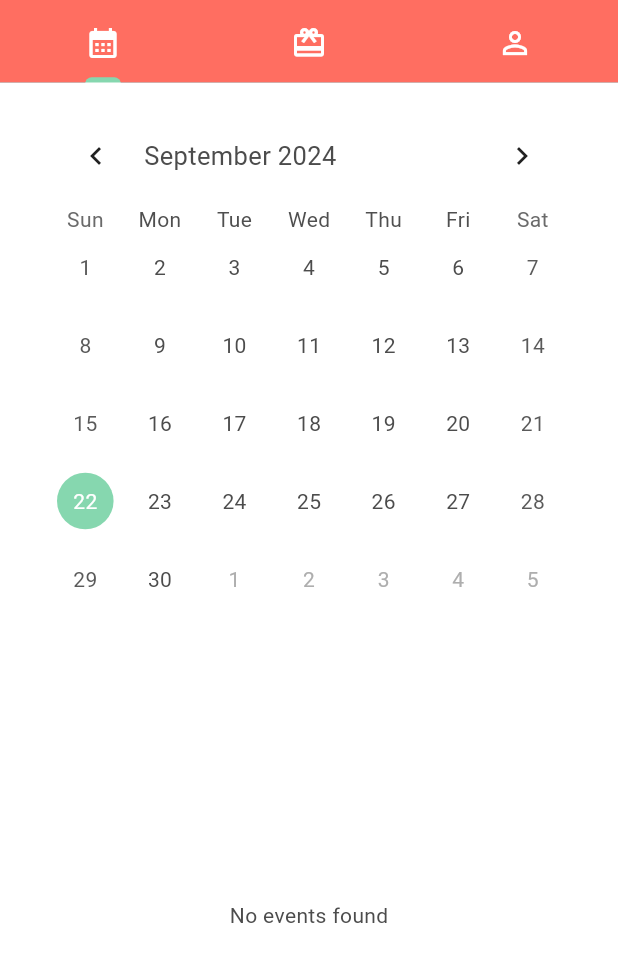
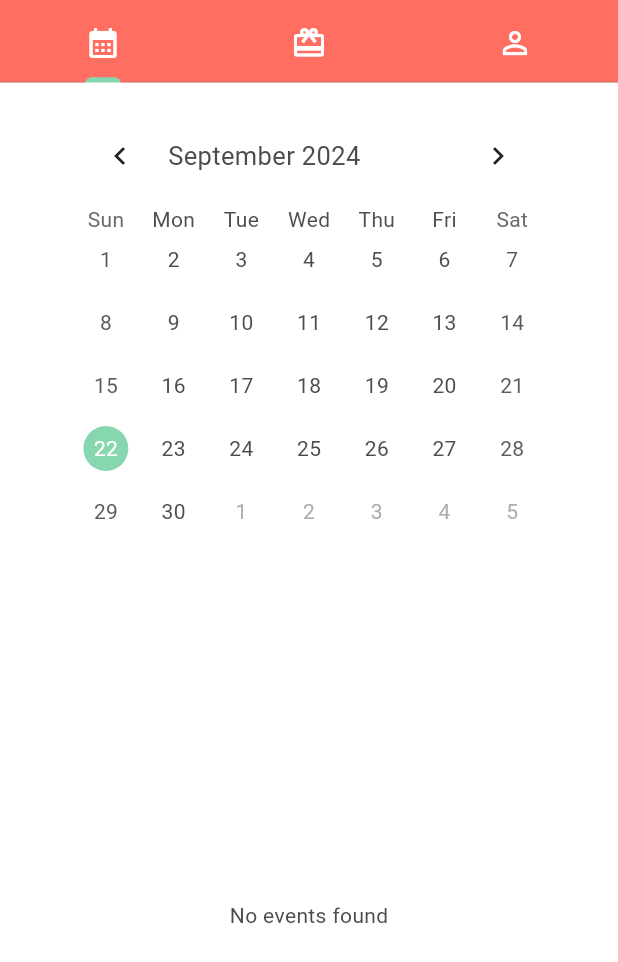
Before and after one commit to nommmy/gift_memo, a Flutter app: the screen it shows after launch, on a phone screen of 412 x 824 dp. Shown: the top 962 px of the screen. Run offline on Flutter 3.47's test engine with Material 3 defaults, Android fonts, the phone set to English and light mode, and no system bars; drawn by our look-alikes of table_calendar; our stand-ins replace flutter_dotenv, freezed_annotation, supabase_flutter; accounts and stored records are empty; network calls fail; statements that could not run were skipped.

Commit message:
t_giftにshopを追加 / カレンダービューのギフトリストのレイアウト調整

```diff
--- a/lib/components/home/calendar.dart
+++ b/lib/components/home/calendar.dart
@@ -1,37 +1,21 @@
 import 'package:flutter/material.dart';
+import 'package:gift_memo/model/anniv_with_gift_recipient.dart';
 import 'package:table_calendar/table_calendar.dart';
-import 'package:gift_memo/view_model/anniversary_view_model.dart';
-import 'package:gift_memo/model/anniv_with_gift_recipient.dart';
 
 class Calendar extends StatefulWidget {
-  const Calendar({super.key});
+  final List<AnnivWithGiftRecipient>? anniversary;
+  final Function(List<AnnivWithGiftRecipient>) onDaySelected;
+  const Calendar({super.key, required this.anniversary, required this.onDaySelected});
 
   @override
-  State<Calendar> createState() => _CalendarPageState();
+  State<Calendar> createState() => _CalendarState();
 }
 
-class _CalendarPageState extends State<Calendar> {
+class _CalendarState extends State<Calendar> {
   DateTime _focusedDay = DateTime.now();
   DateTime _currentDay = DateTime.now();
-  List<AnnivWithGiftRecipient> _selectedEvents = [];
 
-  final AnniversaryViewModel _viewModel = AnniversaryViewModel();
-  late Future<List<AnnivWithGiftRecipient>> _anniversaryFuture;
-
-  // TODO: こういうのをサービスに書くべき？
-  Future<List<AnnivWithGiftRecipient>> _fetchAnniversaries() async {
-    return _viewModel.fetchAnniversaries();
-  }
-
-  @override
-  void initState() {
-    super.initState();
-    setState(() {
-      _anniversaryFuture = _fetchAnniversaries();
-    });
-  }
-
-  List<AnnivWithGiftRecipient> _getEventsForDay(
+  List<AnnivWithGiftRecipient> _getAnniversariesForDay(
       DateTime day, List<AnnivWithGiftRecipient> anniversary) {
     return anniversary
         .where((anniv) =>
@@ -43,17 +27,12 @@ class _CalendarPageState extends State<Calendar> {
 
   @override
   Widget build(BuildContext context) {
-    return FutureBuilder(
-        future: _anniversaryFuture,
-        builder: (context, snapshot) {
-          if (snapshot.connectionState == ConnectionState.done) {
-            return Scaffold(
-              body: SafeArea(
-                  child: Column(children: [
-                TableCalendar(
+    return TableCalendar(
+      availableGestures: AvailableGestures.horizontalSwipe,
       headerStyle: const HeaderStyle(
         formatButtonVisible: false,
       ),
+      rowHeight: 42,
       firstDay: DateTime.utc(2020, 1, 1),
       lastDay: DateTime.utc(2040, 12, 31),
       focusedDay: _focusedDay,
@@ -62,8 +41,8 @@ class _CalendarPageState extends State<Calendar> {
         setState(() {
           _currentDay = selectedDay; // タップした際にマーク位置を更新
           _focusedDay = selectedDay; // タップした際にカレンダーの表示位置を更新
-                      _selectedEvents = _getEventsForDay(selectedDay, snapshot.data ?? []);
         });
+        widget.onDaySelected(_getAnniversariesForDay(selectedDay, widget.anniversary ?? []));
       }),
       calendarBuilders: CalendarBuilders(
         todayBuilder: (context, day, focusedDay) => Container(
@@ -80,29 +59,8 @@ class _CalendarPageState extends State<Calendar> {
         ),
       ),
       eventLoader: (day) {
-                    return _getEventsForDay(day, snapshot.data ?? []);
+        return _getAnniversariesForDay(day, widget.anniversary ?? []);
       },
-                ),
-                _selectedEvents.isNotEmpty
-                    ? Expanded(
-                        child: ListView.builder(
-                          itemCount: _selectedEvents.length,
-                          itemBuilder: (context, index) {
-                            final event = _selectedEvents[index];
-                            return Card(
-                              child: ListTile(
-                                title: Text(event.name),
-                              ),
     );
-                          },
-                        ),
-                      )
-                    : const Expanded(child: Center(child: Text('No events found'))),
-              ])),
-            );
-          } else {
-            return const CircularProgressIndicator();
-          }
-        });
   }
 }
--- a/lib/main.dart
+++ b/lib/main.dart
@@ -1,7 +1,7 @@
 import 'package:flutter/material.dart';
 import 'constant/colors.dart';
 import 'components/home/tabbed_app_bar.dart';
-import 'components/home/calendar.dart';
+import 'view/calendar_view.dart';
 import 'package:supabase_flutter/supabase_flutter.dart';
 import 'package:flutter_dotenv/flutter_dotenv.dart';
 
@@ -51,14 +51,16 @@ class _MyHomePageState extends State<MyHomePage> {
         length: 3,
         child: Scaffold(
           appBar: TabbedAppBar(),
-          body: Padding(
-            padding: EdgeInsets.symmetric(horizontal: 32, vertical: 16),
-            child: TabBarView(
-              children: [
-                Calendar(),
-                Center(child: Icon(Icons.redeem)),
-                Center(child: Icon(Icons.person_outline)),
-              ],
+          body: SafeArea(
+            child: Padding(
+              padding: EdgeInsets.symmetric(vertical: 16),
+              child: TabBarView(
+                children: [
+                  CalendarView(),
+                  Center(child: Icon(Icons.redeem)),
+                  Center(child: Icon(Icons.person_outline)),
+                ],
+              ),
             ),
           ),
         ));
--- a/lib/model/gift.dart
+++ b/lib/model/gift.dart
@@ -13,7 +13,8 @@ class Gift with _$Gift {
     required int price,
     @JsonKey(name: 'user_id') String? userId,
     String? url,
-    String? category
+    String? category,
+    String? shop
   }) = _Gift;
 
   factory Gift.fromJson(Map<String, dynamic> json) => _$GiftFromJson(json);
--- a/lib/repository/anniversary_repository.dart
+++ b/lib/repository/anniversary_repository.dart
@@ -6,7 +6,7 @@ class AnniversaryRepository {
     try {
       final SupabaseClient supabase = Supabase.instance.client;
       final data = await supabase.from('t_anniversary').select(
-          'name, date, is_annually, t_gift(name, image_url, price), t_recipient(name, icon)');
+          'name, date, is_annually, t_gift(name, image_url, price, shop), t_recipient(name, icon)');
       List<AnnivWithGiftRecipient> anniversary = [];
       data.forEach((anniv) {
         anniversary.add(AnnivWithGiftRecipient.fromJson(anniv));
--- /dev/null
+++ b/lib/view/calendar_view.dart
@@ -0,0 +1,68 @@
+import 'package:flutter/material.dart';
+import 'package:gift_memo/view_model/anniversary_view_model.dart';
+import 'package:gift_memo/model/anniv_with_gift_recipient.dart';
+import 'package:gift_memo/components/home/calendar.dart';
+import 'package:gift_memo/components/home/gift_list_horizontal.dart';
+
+class CalendarView extends StatefulWidget {
+  const CalendarView({super.key});
+
+  @override
+  State<CalendarView> createState() => _CalendarViewState();
+}
+
+class _CalendarViewState extends State<CalendarView> {
+  List<AnnivWithGiftRecipient> _selectedAnniversary = [];
+
+  final AnniversaryViewModel _viewModel = AnniversaryViewModel();
+  late Future<List<AnnivWithGiftRecipient>> _anniversaryFuture;
+
+  // TODO: こういうのをサービスに書くべき？
+  Future<List<AnnivWithGiftRecipient>> _fetchAnniversaries() async {
+    return _viewModel.fetchAnniversaries();
+  }
+
+  @override
+  void initState() {
+    super.initState();
+    setState(() {
+      _anniversaryFuture = _fetchAnniversaries();
+    });
+  }
+
+  void updateSelectedAnniversary(List<AnnivWithGiftRecipient> newSelectedAnniversary) {
+    setState(() {
+      _selectedAnniversary = newSelectedAnniversary;
+    });
+  }
+
+  @override
+  Widget build(BuildContext context) {
+    return FutureBuilder(
+        future: _anniversaryFuture,
+        builder: (context, snapshot) {
+          if (snapshot.connectionState == ConnectionState.done) {
+            return Column(
+              children: [
+                Padding(
+                    padding: const EdgeInsets.symmetric(horizontal: 48),
+                    child: Calendar(
+                        anniversary: snapshot.data, onDaySelected: updateSelectedAnniversary)),
+                const SizedBox(height: 50),
+                _selectedAnniversary.isNotEmpty
+                    ? Expanded(
+                        child: ListView.builder(
+                            itemCount: _selectedAnniversary.length,
+                            itemBuilder: (context, index) {
+                              final anniv = _selectedAnniversary[index];
+                              return GiftListHorizontal(anniversary: anniv);
+                            }))
+                    : const Expanded(child: Center(child: Text('No events found'))),
+              ],
+            );
+          } else {
+            return const Center(child: CircularProgressIndicator());
+          }
+        });
+  }
+}
--- a/pubspec.yaml
+++ b/pubspec.yaml
@@ -68,7 +68,7 @@ flutter:
   # To add assets to your application, add an assets section, like this:
   assets:
     - .env
-    - assets/images/
+    - assets/images/default_image/
   #   - images/a_dot_burr.jpeg
   #   - images/a_dot_ham.jpeg
 
```
Also changed, not shown: lib/components/gift_card_large.dart (added, +122 -0 lines), lib/components/home/gift_list_horizontal.dart (added, +36 -0 lines), assets/images/default_image/chocolate.webp (renamed from assets/images/chocolate.webp), lib/model/generated/gift.freezed.dart, lib/model/generated/gift.g.dart, 2 other files. Lines whose indentation alone changed are shown as unchanged.
